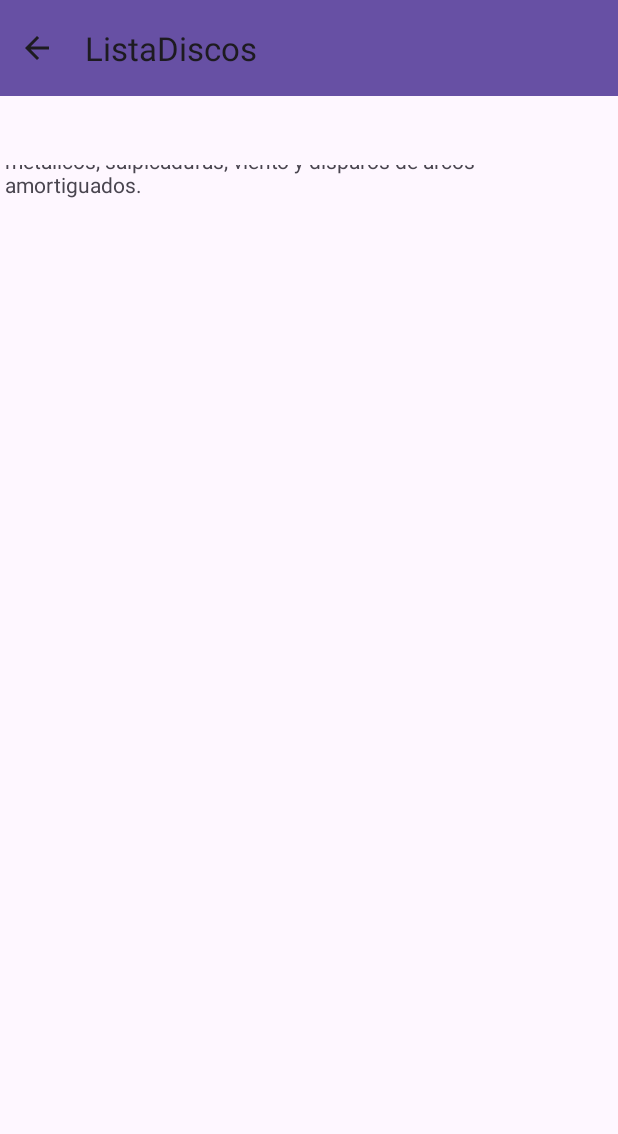
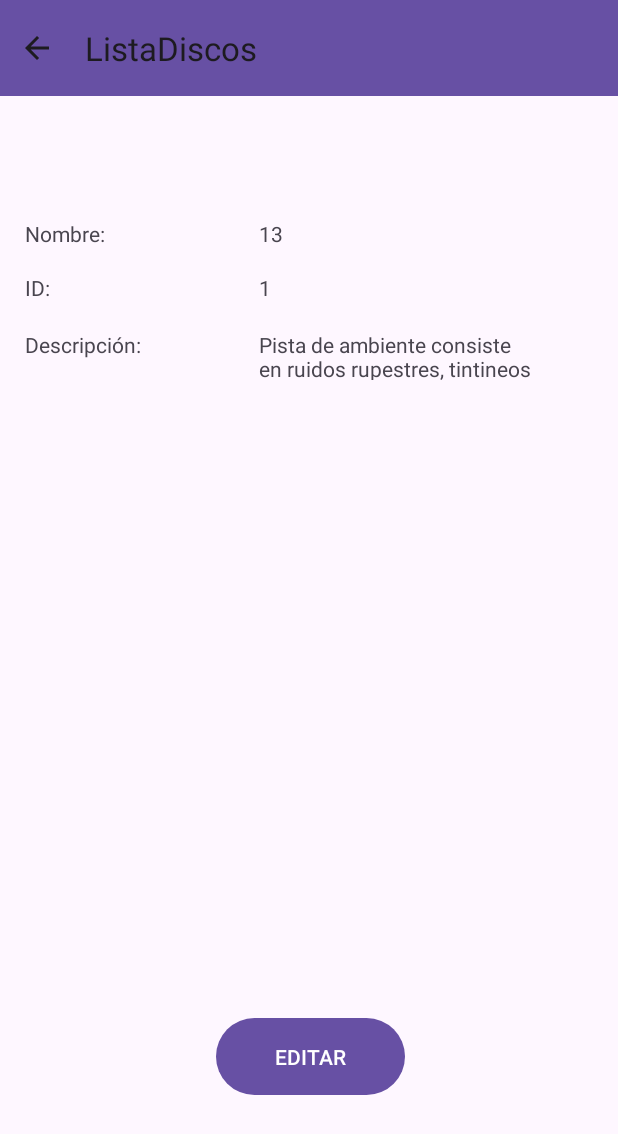
Before and after one commit to Adrynb/ListaDiscos, an Android app: the fragment ListFragment placed in its activity, after a tap on "Button", on a phone screen of 412 x 824 dp. Shown: the top 1134 px of the screen. Run offline under Robolectric (Android 15) with nearby library versions, the phone set to English and light mode, and no system bars.

Commit message:
EditContent

```diff
--- a/app/src/main/java/com/example/listadiscos/DetailFragment.kt
+++ b/app/src/main/java/com/example/listadiscos/DetailFragment.kt
@@ -1,10 +1,12 @@
 package com.example.listadiscos
 
+import EditFragment
 import android.os.Bundle
 import androidx.fragment.app.Fragment
 import android.view.LayoutInflater
 import android.view.View
 import android.view.ViewGroup
+import android.widget.Button
 import android.widget.TextView
 import androidx.fragment.app.activityViewModels
 
@@ -30,21 +32,36 @@ class DetailFragment : Fragment() {
 
     public fun update() {
         this.startViewModel.selectDisco?.let {
-            view.findViewById<TextView>(R.id.nombreDisco).text = it.nombre
-            view.findViewById<TextView>(R.id.discoID).text = it.numeroID.toString()
-            view.findViewById<TextView>(R.id.discoDescription).text = it.descripcion
+            view.findViewById<TextView>(R.id.nombreDetail).text = it.nombre
+            view.findViewById<TextView>(R.id.numeroDetail).text = it.numeroID.toString()
+            view.findViewById<TextView>(R.id.descripcionDetail).text = it.descripcion
         }
     }
 
     override fun onCreateView(
         inflater: LayoutInflater, container: ViewGroup?,
         savedInstanceState: Bundle?
+
+
     ): View? {
         view = inflater.inflate(R.layout.fragment_detail, container, false)
         this.update()
 
+        val editButton : Button = view.findViewById(R.id.editarLista)
+        editButton.setOnClickListener{
+            val editFragment = EditFragment()
+            val transaction = requireActivity().supportFragmentManager.beginTransaction()
+            transaction.replace(R.id.fragmentContainerView, editFragment)
+            transaction.addToBackStack("replacement")
+            transaction.commit()
+        }
+
+
+
         return view
     }
+
+
 
     companion object {
         /**
--- a/app/src/main/java/com/example/listadiscos/StartViewModel.kt
+++ b/app/src/main/java/com/example/listadiscos/StartViewModel.kt
@@ -3,6 +3,10 @@ package com.example.listadiscos
 import androidx.lifecycle.ViewModel
 
 class StartViewModel : ViewModel() {
+    fun notifyDataChanged() {
+        TODO("Not yet implemented")
+    }
+
     private var discos: MutableList<Disco> = mutableListOf()
     private var selectedDisk: Disco? = null
 
--- a/app/src/main/res/layout/fragment_detail.xml
+++ b/app/src/main/res/layout/fragment_detail.xml
@@ -11,13 +11,14 @@
         android:layout_height="match_parent">
 
         <TableLayout
-            android:layout_width="407dp"
-            android:layout_height="736dp"
-            android:layout_marginStart="2dp"
-            android:layout_marginEnd="2dp"
-            app:layout_constraintBottom_toBottomOf="parent"
+            android:layout_width="368dp"
+            android:layout_height="566dp"
+            android:layout_marginStart="16dp"
+            android:layout_marginTop="36dp"
             app:layout_constraintEnd_toEndOf="parent"
-            app:layout_constraintStart_toStartOf="parent">
+            app:layout_constraintHorizontal_bias="0.0"
+            app:layout_constraintStart_toStartOf="parent"
+            app:layout_constraintTop_toTopOf="parent">
 
             <TableRow
                 android:layout_width="351dp"
@@ -26,15 +27,15 @@
                 <TextView
                     android:id="@+id/nombreDisco"
                     android:layout_width="159dp"
-                    android:layout_height="match_parent"
-                    android:text="Nombre:"
+                    android:layout_height="36dp"
+                    android:text=" Nombre:"
                     android:textAlignment="viewStart" />
 
                 <TextView
-                    android:id="@+id/textView8"
+                    android:id="@+id/nombreDetail"
                     android:layout_width="100dp"
                     android:layout_height="match_parent"
-                    android:text="Pepe"
+                    android:text=" Pepe"
                     android:textAlignment="viewStart" />
 
             </TableRow>
@@ -47,15 +48,15 @@
                 <TextView
                     android:id="@+id/discoID"
                     android:layout_width="wrap_content"
-                    android:layout_height="wrap_content"
-                    android:text="ID:"
+                    android:layout_height="38dp"
+                    android:text=" ID:"
                     android:textAlignment="viewStart" />
 
                 <TextView
-                    android:id="@+id/textView5"
-                    android:layout_width="147dp"
-                    android:layout_height="wrap_content"
-                    android:text="1"
+                    android:id="@+id/numeroDetail"
+                    android:layout_width="205dp"
+                    android:layout_height="match_parent"
+                    android:text=" 1"
                     android:textAlignment="viewStart" />
             </TableRow>
 
@@ -66,19 +67,29 @@
                 <TextView
                     android:id="@+id/discoDescription"
                     android:layout_width="wrap_content"
-                    android:layout_height="wrap_content"
-                    android:text="Descripción:"
+                    android:layout_height="33dp"
+                    android:text=" Descripción:"
                     android:textAlignment="viewStart" />
 
                 <TextView
-                    android:id="@+id/textView7"
-                    android:layout_width="245dp"
+                    android:id="@+id/descripcionDetail"
+                    android:layout_width="196dp"
                     android:layout_height="match_parent"
-                    android:text="El mas guapo"
+                    android:text=" El mas guapo"
                     android:textAlignment="viewStart" />
+
             </TableRow>
 
         </TableLayout>
 
+        <Button
+            android:id="@+id/editarLista"
+            android:layout_width="126dp"
+            android:layout_height="59dp"
+            android:layout_marginBottom="44dp"
+            android:text="EDITAR"
+            app:layout_constraintBottom_toBottomOf="parent"
+            app:layout_constraintEnd_toEndOf="parent"
+            app:layout_constraintStart_toStartOf="parent" />
     </androidx.constraintlayout.widget.ConstraintLayout>
 </FrameLayout>
```
Also changed, not shown: app/src/main/java/com/example/listadiscos/EditFragment.kt (added, +54 -0 lines), app/src/main/res/layout/fragment_edit.xml (added, +52 -0 lines), app/src/main/res/layout/fragment_item.xml (+6 -5 lines), app/src/main/res/layout/fragment_list.xml (+5 -4 lines).
